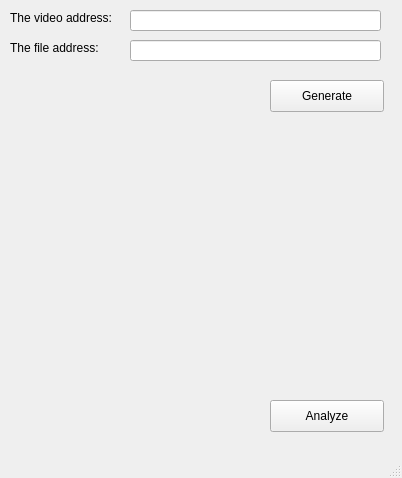
The window that Interface/dum.ui (Tian99/Robust-eye-gaze-tracker) describes before a commit, drawn with Qt 5.
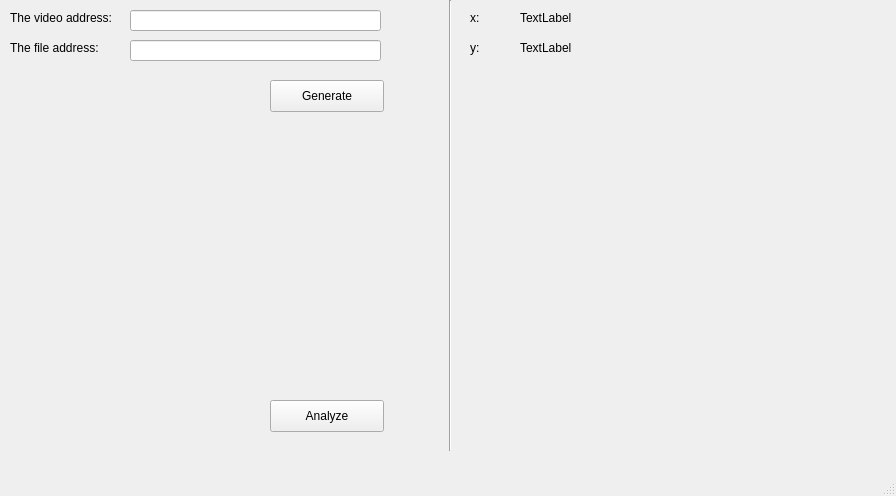
The same window after the commit.

Commit message: User interface half finished

What changed in the file:
```diff
--- a/Interface/dum.ui
+++ b/Interface/dum.ui
@@ -6,8 +6,8 @@
    <rect>
     <x>0</x>
     <y>0</y>
-    <width>402</width>
-    <height>478</height>
+    <width>896</width>
+    <height>496</height>
    </rect>
   </property>
   <property name="windowTitle">
@@ -185,6 +185,86 @@
      <string>Analyze</string>
     </property>
    </widget>
+   <widget class="QWidget" name="verticalLayoutWidget_2">
+    <property name="geometry">
+     <rect>
+      <x>510</x>
+      <y>120</y>
+      <width>311</width>
+      <height>271</height>
+     </rect>
+    </property>
+    <layout class="QVBoxLayout" name="LayVideo_2">
+     <property name="sizeConstraint">
+      <enum>QLayout::SetDefaultConstraint</enum>
+     </property>
+    </layout>
+   </widget>
+   <widget class="QLabel" name="label">
+    <property name="geometry">
+     <rect>
+      <x>520</x>
+      <y>10</y>
+      <width>59</width>
+      <height>16</height>
+     </rect>
+    </property>
+    <property name="text">
+     <string>TextLabel</string>
+    </property>
+   </widget>
+   <widget class="QLabel" name="label_2">
+    <property name="geometry">
+     <rect>
+      <x>520</x>
+      <y>40</y>
+      <width>59</width>
+      <height>16</height>
+     </rect>
+    </property>
+    <property name="text">
+     <string>TextLabel</string>
+    </property>
+   </widget>
+   <widget class="QLabel" name="label_3">
+    <property name="geometry">
+     <rect>
+      <x>470</x>
+      <y>10</y>
+      <width>59</width>
+      <height>16</height>
+     </rect>
+    </property>
+    <property name="text">
+     <string>x:</string>
+    </property>
+   </widget>
+   <widget class="QLabel" name="label_4">
+    <property name="geometry">
+     <rect>
+      <x>470</x>
+      <y>40</y>
+      <width>59</width>
+      <height>16</height>
+     </rect>
+    </property>
+    <property name="text">
+     <string>y:</string>
+    </property>
+   </widget>
+   <widget class="Line" name="line">
+    <property name="geometry">
+     <rect>
+      <x>430</x>
+      <y>0</y>
+      <width>41</width>
+      <height>451</height>
+     </rect>
+    </property>
+    <property name="orientation">
+     <enum>Qt::Vertical</enum>
+    </property>
+   </widget>
   </widget>
   <widget class="QStatusBar" name="statusbar"/>
   <widget class="QMenuBar" name="menubar">
```
Left out of the diff: 88 changed lines with no effect on the pictures. The commit also changes 4 other files.
